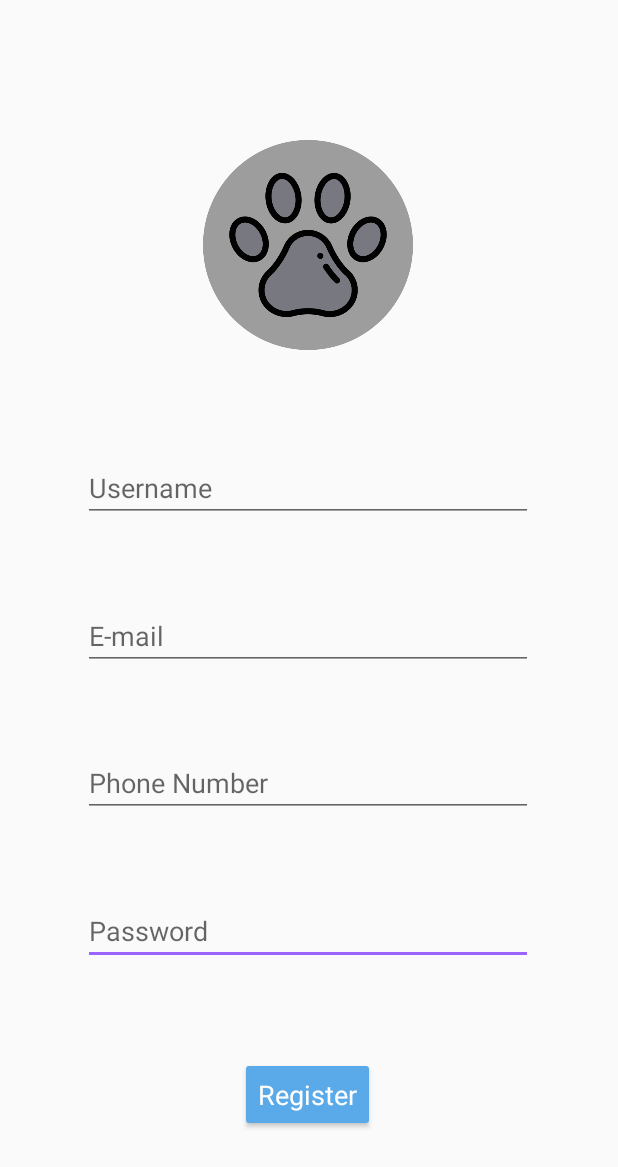
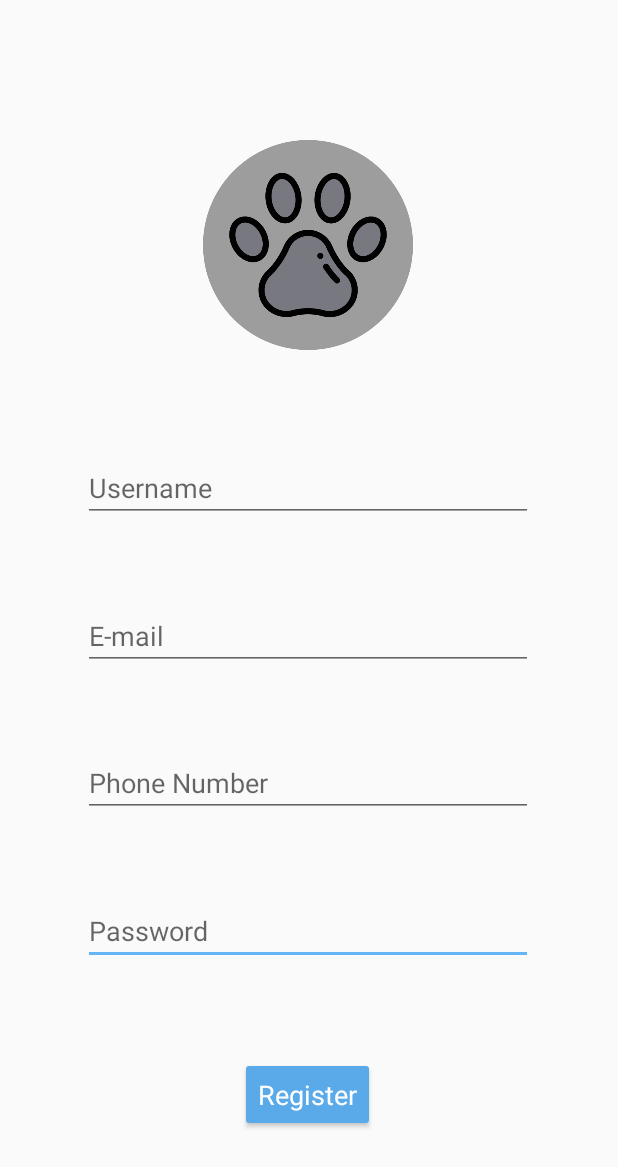
Before and after one commit to marcomr22/AppsMoveis, an Android app: the screen it shows after launch (Register), after a tap on "Register", on a phone screen of 412 x 824 dp. Shown: the top 1167 px of the screen. Run offline under Robolectric (Android 15) with nearby library versions, the phone set to English and light mode, and no system bars; our stand-ins replace Firebase (no records; nobody signed in at launch, a user with empty details on screens opened directly).

Commit message:
Some minor changes

```diff
--- a/app/src/main/res/layout/activity_service_settings.xml
+++ b/app/src/main/res/layout/activity_service_settings.xml
@@ -231,7 +231,7 @@
         android:ems="10"
         android:gravity="start|top"
         android:hint="@string/write_description"
-        android:inputType="textMultiLine"
+        android:inputType="textMultiLine|textCapSentences"
         android:singleLine="false"
         android:textAlignment="textStart"
         android:textColor="#000000"
@@ -296,7 +296,7 @@
         android:layout_marginEnd="8dp"
         android:hint="@string/service_title_hint"
         android:importantForAutofill="no"
-        android:inputType="textPersonName|text"
+        android:inputType="none|textCapSentences"
         android:textColor="#000000"
         android:textColorHint="#787878"
         android:textSize="14sp"
--- a/app/src/main/res/values/styles.xml
+++ b/app/src/main/res/values/styles.xml
@@ -3,9 +3,9 @@
     <!-- Base application theme. -->
     <style name="AppTheme" parent="Theme.AppCompat.Light.NoActionBar">
         <!-- Customize your theme here. -->
-        <item name="colorPrimary">#B09AD8</item>
-        <item name="colorPrimaryDark">#8272A6</item>
-        <item name="colorAccent">#9B64FF</item>
+        <item name="colorPrimary">#B3E5FC</item>
+        <item name="colorPrimaryDark">#376181</item>
+        <item name="colorAccent">#64B5F6</item>
     </style>
 
     <style name="AppTheme.NoActionBar">
```
Also changed, not shown: app/src/main/res/layout/activity_menu.xml (+5 -6 lines).
